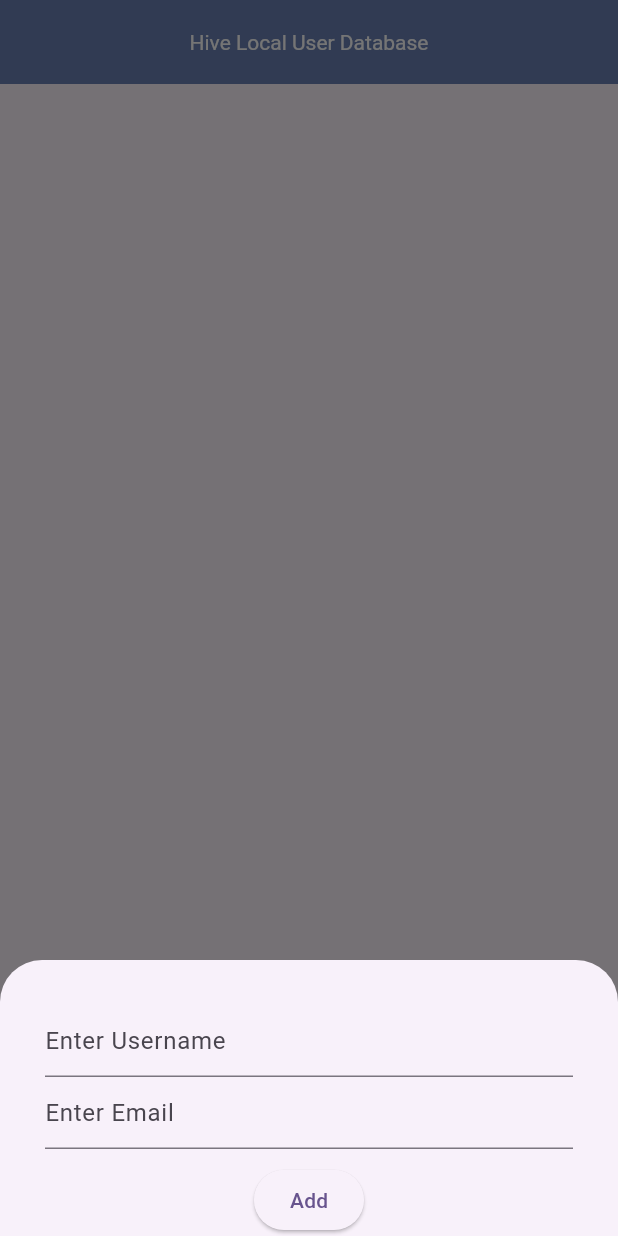
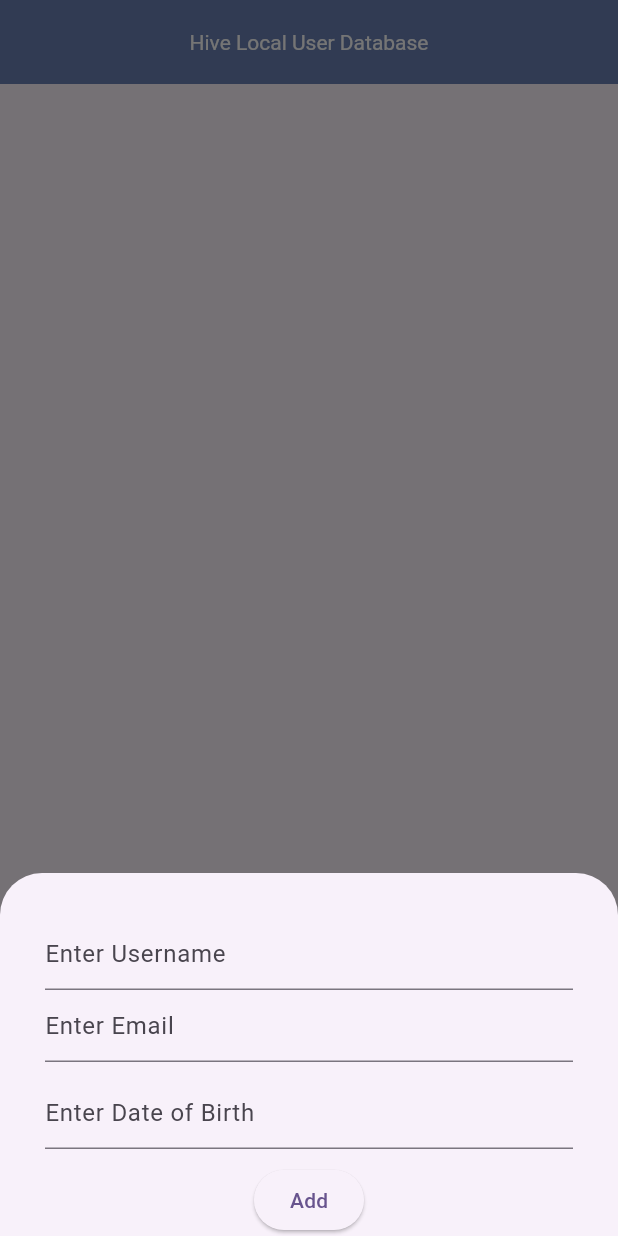
Before and after one commit to HibaNaveed/CRUD_HiveDatabase, a Flutter app: the screen it shows after launch, after a tap on the "add" icon, on a phone screen of 412 x 824 dp. Run offline on Flutter 3.47's test engine with Material 3 defaults, Android fonts, the light colour scheme and no system bars; our stand-ins replace hive, hive_flutter; accounts and stored records are empty.

Commit message:
date-updated

```diff
--- a/lib/main.dart
+++ b/lib/main.dart
@@ -1,9 +1,8 @@
-
 import 'package:flutter/material.dart';
 import 'package:hive/hive.dart';
 import 'package:hive_flutter/adapters.dart';
 
-void main() async{
+void main() async {
   WidgetsFlutterBinding.ensureInitialized();
   await Hive.initFlutter();
   await Hive.openBox("crud");
@@ -12,7 +11,6 @@ void main() async{
 
 class MyApp extends StatelessWidget {
   const MyApp({super.key});
-
 
   @override
   Widget build(BuildContext context) {
@@ -27,6 +25,7 @@ class MyApp extends StatelessWidget {
     );
   }
 }
+
 class crudapp extends StatefulWidget {
   const crudapp({super.key});
 
@@ -37,50 +36,61 @@ class crudapp extends StatefulWidget {
 class _crudappState extends State<crudapp> {
   TextEditingController usernamecontroller = TextEditingController();
   TextEditingController emailcontroller = TextEditingController();
-List all=[];
+  TextEditingController datecontroller = TextEditingController();
+  List all = [];
 
-var lr=Hive.box("crud");
-createdata(Map<String,dynamic>row) async{
+  var lr = Hive.box("crud");
+
+  createdata(Map<String, dynamic> row) async {
     await lr.add(row);
     readall();
   }
-update(int? key,Map<String, dynamic>row) async {
+
+  update(int? key, Map<String, dynamic> row) async {
     await lr.put(key, row);
     readall();
   }
-readall()async{
-  var dataa=lr.keys.map((e){
-final items= lr.get(e);
-return {"key":e, "user":items["user"],"email":items["email"]};
-  },).toList();
+
+  readall() async {
+    var dataa = lr.keys.map((e) {
+      final items = lr.get(e);
+      return {
+        "key": e,
+        "user": items["user"],
+        "email": items["email"],
+        "date": items["date"],
+      };
+    }).toList();
     setState(() {
-    all=dataa.reversed.toList();
+      all = dataa.reversed.toList();
     });
   }
+
   @override
   void initState() {
-    // TODO: implement initState
     super.initState();
     readall();
   }
+
   @override
   Widget build(BuildContext context) {
-    return
-    Scaffold(
-      appBar: AppBar(title: Text("Hive Local User Database"),
+    return Scaffold(
+      appBar: AppBar(
+        title: Text("Hive Local User Database"),
         centerTitle: true,
         titleTextStyle: TextStyle(color: Colors.white),
-      backgroundColor: const Color.fromARGB(255, 107, 129, 180),),
-floatingActionButton: FloatingActionButton(onPressed: (){
+        backgroundColor: const Color.fromARGB(255, 107, 129, 180),
+      ),
+      floatingActionButton: FloatingActionButton(
+        onPressed: () {
           crudmodal(0);
         },
         child: Icon(Icons.add),
       ),
       body: ListView.builder(
         itemCount: all.length,
-  itemBuilder: (context,index){
-  return
-  Card(
+        itemBuilder: (context, index) {
+          return Card(
             margin: const EdgeInsets.all(8),
             shape: OutlineInputBorder(
                 borderRadius: BorderRadius.circular(5),
@@ -88,67 +98,111 @@ body: ListView.builder(
                   color: Color(0xff76b5c5),
                 )),
             child: ListTile(
-    title: Text(all[index]["user"]),
-    subtitle: Text(all[index]["email"]),
+              title: Text("Username:"+" "+all[index]["user"]),
+             subtitle: Column(
+                crossAxisAlignment: CrossAxisAlignment.start,
+                children: [
+                  Text("Email:"+" "+all[index]["email"]),
+                  Text("Date Of Birth:"+" "+all[index]["date"]),
+                ],
+              ),
               trailing: Row(
                 mainAxisSize: MainAxisSize.min,
                 children: [
-      IconButton(onPressed: (){
-    var updatevalue=all[index]["key"];
+                  IconButton(
+                    onPressed: () {
+                      var updatevalue = all[index]["key"];
                       crudmodal(updatevalue);
-      }, icon: Icon(Icons.edit)),
-       IconButton(onPressed: (){
-    var deletevalue=all[index]["key"];
+                    },
+                    icon: Icon(Icons.edit),
+                  ),
+                  IconButton(
+                    onPressed: () {
+                      var deletevalue = all[index]["key"];
                       lr.delete(deletevalue);
                       readall();
-      }, icon: Icon(Icons.delete))
+                    },
+                    icon: Icon(Icons.delete),
+                  )
                 ],
               ),
-
             ),
           );
-}),
+        },
+      ),
     );
   }
-void crudmodal(int id){
+
+  void crudmodal(int id) {
     usernamecontroller.clear();
     emailcontroller.clear();
+    datecontroller.clear();
 
-  if(id!=0){
+    if (id != 0) {
       final item = all.firstWhere(
         (element) => element["key"] == id,
       );
       usernamecontroller.text = item["user"];
       emailcontroller.text = item["email"];
+      datecontroller.text = item["date"];
     }
+
     showModalBottomSheet(
       isScrollControlled: true,
-    context: context, builder: (context){
-    return
-    Padding(padding: EdgeInsets.fromLTRB(30, 30, 30, MediaQuery.of(context).viewInsets.bottom),
+      context: context,
+      builder: (context) {
+        return Padding(
+          padding: EdgeInsets.fromLTRB(30, 30, 30, MediaQuery.of(context).viewInsets.bottom),
           child: Column(
             mainAxisSize: MainAxisSize.min,
             children: [
-        TextField(controller: usernamecontroller,
-                decoration: InputDecoration(hintText: "Enter Username"),),
-        TextField(controller: emailcontroller,
-                decoration: InputDecoration(hintText: "Enter Email"),),
-                SizedBox(height: 10,),
-                ElevatedButton(onPressed: (){
+              TextField(
+                controller: usernamecontroller,
+                decoration: InputDecoration(hintText: "Enter Username"),
+              ),
+              TextField(
+                controller: emailcontroller,
+                decoration: InputDecoration(hintText: "Enter Email"),
+              ),
+              SizedBox(height: 10),
+              TextField(
+                controller: datecontroller,
+                decoration: InputDecoration(hintText: "Enter Date of Birth"),
+                readOnly: true,
+                onTap: () async {
+                  DateTime? selectedDate = await showDatePicker(
+                    context: context,
+                    initialDate: DateTime.now(),
+                    firstDate: DateTime(2000),
+                    lastDate: DateTime(2101),
+                  );
+                  if (selectedDate != null) {
+                    setState(() {
+                      datecontroller.text = "${selectedDate.toLocal()}".split(' ')[0];
+                    });
+                  }
+                },
+              ),
+              SizedBox(height: 10),
+              ElevatedButton(
+                onPressed: () {
                   String user = usernamecontroller.text.toString();
                   String email = emailcontroller.text.toString();
-                    var data = {"user": user, "email": email};
+                  String date = datecontroller.text.toString();
+                  var data = {"user": user, "email": email, "date": date};
                   if (id == 0) {
                     createdata(data);
                   } else {
-
                     update(id, data);
                   }
                   Navigator.pop(context);
-                }, child: id==0?Text("Add"): Text("Update"))
-
+                },
+                child: id == 0 ? Text("Add") : Text("Update"),
+              )
             ],
-    ),);
-  });
+          ),
+        );
+      },
+    );
   }
 }
```
Lines whose indentation alone changed are shown as unchanged.
